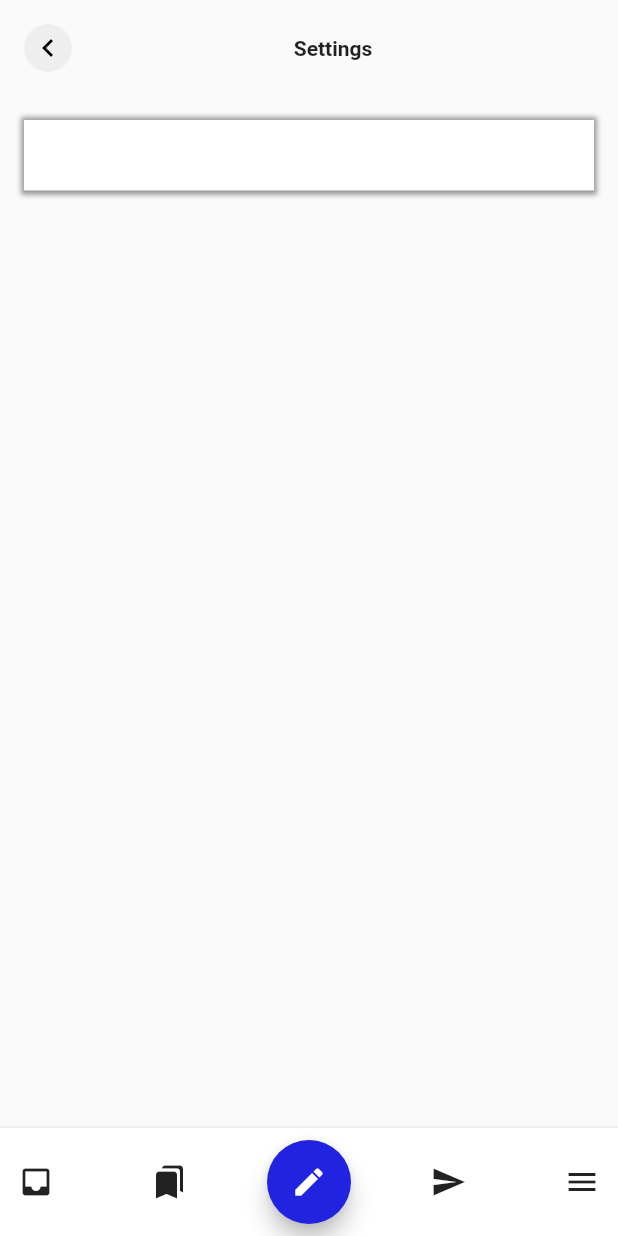
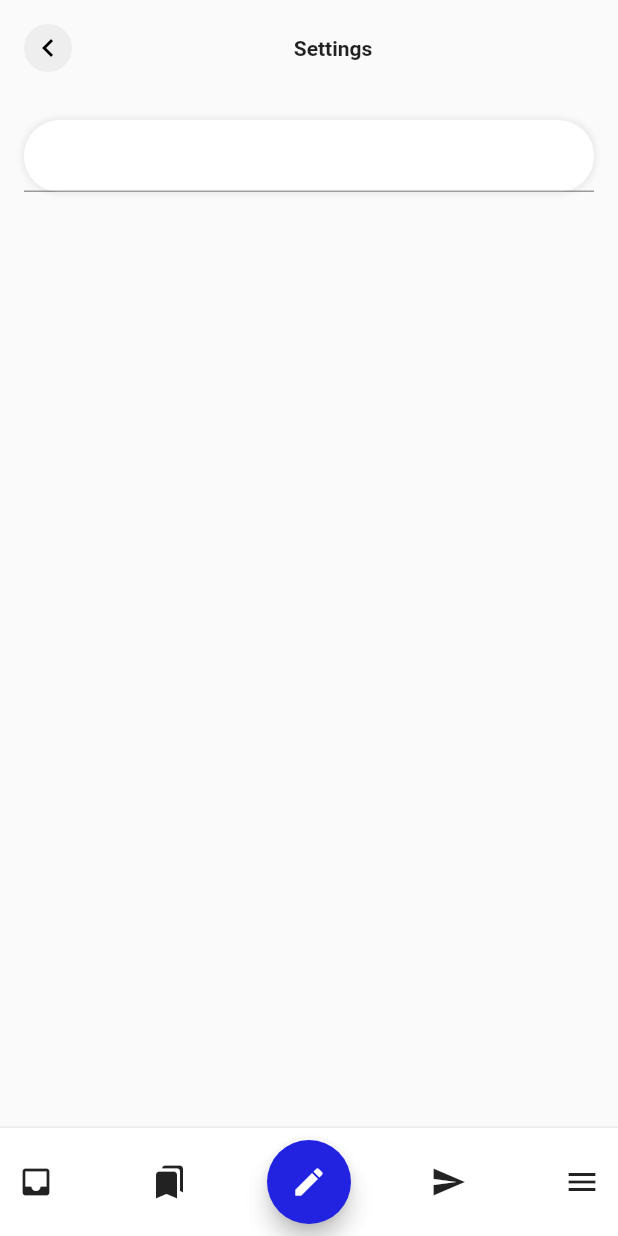
Before and after one commit to JAICHANGPARK/flutter_notebook_17th_story, a Flutter app: the screen it shows after launch, on a phone screen of 412 x 824 dp. Run offline on Flutter 3.47's test engine with Material 2 defaults, Android fonts, the phone set to English and light mode, and no system bars; our stand-ins replace badges, cached_network_image, fl_chart, flutter_riverpod, freezed_annotation, google_fonts and 3 more.

Commit message:
Update account_setting_home_page.dart

```diff
--- a/lib/ep1049_account_settings/src/ui/account_setting_home_page.dart
+++ b/lib/ep1049_account_settings/src/ui/account_setting_home_page.dart
@@ -41,9 +41,10 @@ class AccountSettingHomePage extends StatelessWidget {
                     child: Container(
                       decoration: BoxDecoration(
                         color: Colors.white,
+                        borderRadius: BorderRadius.circular(24),
                         boxShadow: [
                           BoxShadow(
-                            color: Colors.grey,
+                            color: Colors.grey[200]!,
                             spreadRadius: 2,
                             blurRadius: 2
                           ),
```
